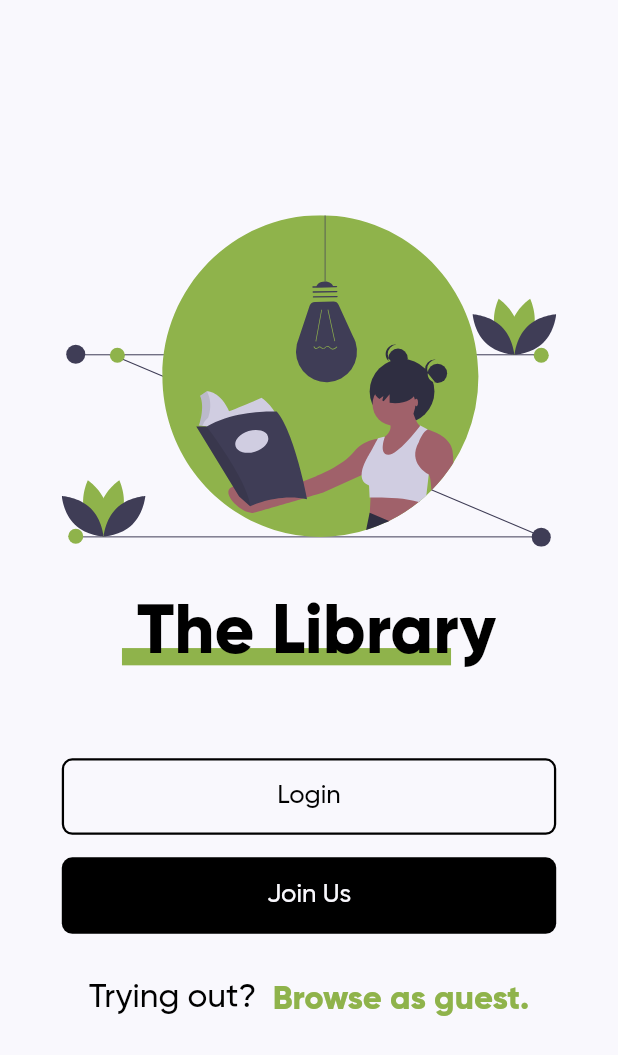
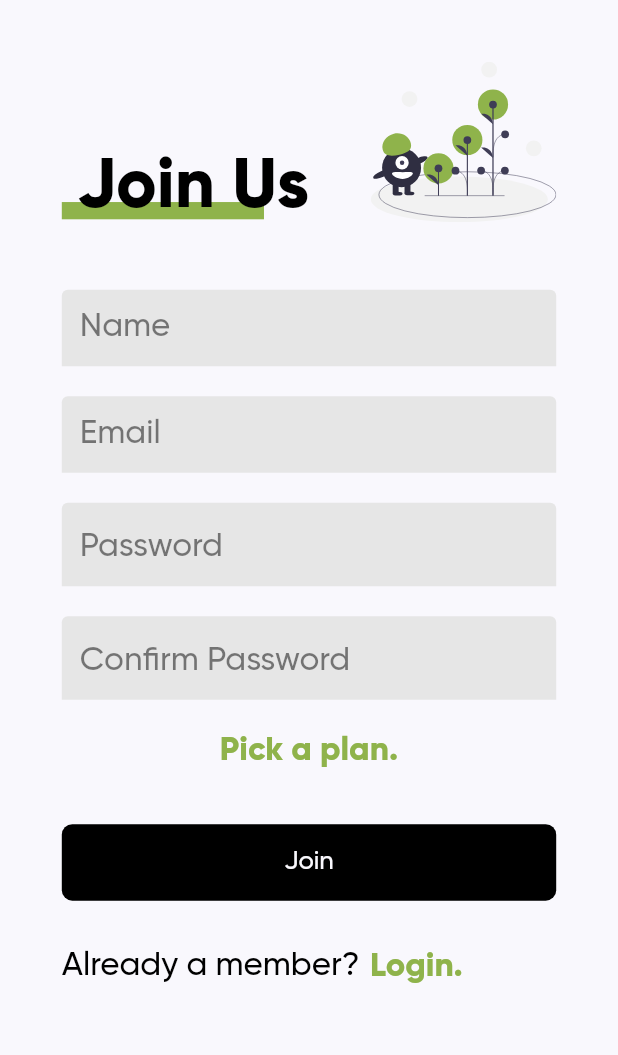
Before and after one commit to iamprayush/Lib-App, a Flutter app: the screen it shows after launch, after a tap on "Join Us", on a phone screen of 412 x 824 dp. Shown: the top 1055 px of the screen. Run offline on Flutter 3.47's test engine with Material 2 defaults, Android fonts, the phone set to English and light mode, and no system bars; our stand-ins replace flutter_svg.

Commit message:
Added join us page.

```diff
--- a/lib/main.dart
+++ b/lib/main.dart
@@ -1,4 +1,5 @@
 import 'package:flutter/material.dart';
+import 'package:libapp/screens/joinus_screen.dart';
 import 'package:libapp/screens/landing_screen.dart';
 import 'package:libapp/screens/login_screen.dart';
 
@@ -26,6 +27,7 @@ class MyApp extends StatelessWidget {
       routes: {
         '/': (context) => LandingScreen(),
         '/login': (context) => LoginScreen(),
+        '/joinus': (context) => JoinUsScreen(),
       },
     );
   }
--- /dev/null
+++ b/lib/screens/joinus_screen.dart
@@ -0,0 +1,124 @@
+import 'package:flutter/material.dart';
+import 'package:flutter_svg/svg.dart';
+import 'package:libapp/components/custom_text_field.dart';
+import 'package:libapp/components/highlighted_text.dart';
+import 'package:libapp/components/rounded_button.dart';
+import 'package:libapp/constants.dart';
+
+class JoinUsScreen extends StatelessWidget {
+  @override
+  Widget build(BuildContext context) {
+    Size screenSize = MediaQuery.of(context).size;
+    return Scaffold(
+      body: SingleChildScrollView(
+        child: Padding(
+          padding: EdgeInsets.symmetric(
+            horizontal: screenSize.width * 0.1,
+            vertical: screenSize.height * 0.05,
+          ),
+          child: Column(
+            mainAxisAlignment: MainAxisAlignment.center,
+            children: <Widget>[
+              Row(
+                mainAxisAlignment: MainAxisAlignment.spaceBetween,
+                crossAxisAlignment: CrossAxisAlignment.end,
+                children: <Widget>[
+                  HighlightedTitle(
+                    content: 'Join Us',
+                  ),
+                  SvgPicture.asset(
+                    'assets/images/joinus_image.svg',
+                    width: screenSize.width * 0.3,
+                  ),
+                ],
+              ),
+              SizedBox(height: 45.0),
+              CustomTextFeild(
+                hintText: 'Name',
+                onChanged: (newValue) {},
+              ),
+              SizedBox(height: 20.0),
+              CustomTextFeild(
+                hintText: 'Email',
+                onChanged: (newValue) {},
+                kbType: TextInputType.emailAddress,
+              ),
+              SizedBox(height: 20.0),
+              CustomTextFeild(
+                hintText: 'Password',
+                onChanged: (newValue) {},
+                isPass: true,
+              ),
+              SizedBox(height: 20.0),
+              CustomTextFeild(
+                hintText: 'Confirm Password',
+                onChanged: (newValue) {},
+                isPass: true,
+              ),
+              SizedBox(height: 20.0),
+              InkWell(
+                onTap: () {
+                  showModalBottomSheet(
+                    context: context,
+                    clipBehavior: Clip.antiAlias,
+                    shape: RoundedRectangleBorder(
+                      borderRadius: BorderRadius.only(
+                        topLeft: Radius.circular(7.0),
+                        topRight: Radius.circular(7.0),
+                      ),
+                    ),
+                    isScrollControlled: true,
+                    builder: (BuildContext context) {
+                      return AnimatedPadding(
+                        padding: MediaQuery.of(context).viewInsets,
+                        duration: const Duration(milliseconds: 100),
+                        curve: Curves.decelerate,
+                        child: Container(
+                          height: 500.0,
+                        ),
+                      );
+                    },
+                  );
+                },
+                splashColor: Colors.transparent,
+                highlightColor: Colors.transparent,
+                child: Text(
+                  'Pick a plan.',
+                  style: kBoldTextStyle,
+                ),
+              ),
+              SizedBox(height: 35.0),
+              RoundedButton(
+                content: 'Join',
+                color: kTextColor,
+                onPressed: () {},
+              ),
+              SizedBox(height: 30.0),
+              Row(
+                mainAxisAlignment: MainAxisAlignment.start,
+                children: [
+                  Text(
+                    'Already a member?',
+                    style: kNormalTextStyle,
+                  ),
+                  SizedBox(width: 7.0),
+                  InkWell(
+                    onTap: () {
+                      Navigator.pushReplacementNamed(context, '/login');
+                    },
+                    splashColor: Colors.transparent,
+                    highlightColor: Colors.transparent,
+                    child: Text(
+                      'Login.',
+                      style: kBoldTextStyle,
+                    ),
+                  ),
+                ],
+              ),
+            ],
+          ),
+        ),
+      ),
+    );
+  }
+}
--- a/lib/screens/landing_screen.dart
+++ b/lib/screens/landing_screen.dart
@@ -34,7 +34,9 @@ class LandingScreen extends StatelessWidget {
               RoundedButton(
                 content: 'Join Us',
                 color: kTextColor,
-                onPressed: () {},
+                onPressed: () {
+                  Navigator.pushNamed(context, '/joinus');
+                },
               ),
               SizedBox(height: 30.0),
               Row(
--- a/lib/screens/login_screen.dart
+++ b/lib/screens/login_screen.dart
@@ -97,7 +97,9 @@ class LoginScreen extends StatelessWidget {
                   ),
                   SizedBox(width: 7.0),
                   InkWell(
-                    onTap: () {},
+                    onTap: () {
+                      Navigator.pushReplacementNamed(context, '/joinus');
+                    },
                     splashColor: Colors.transparent,
                     highlightColor: Colors.transparent,
                     child: Text(
@@ -144,7 +146,7 @@ class _ForgotPasswordModalState extends State<ForgotPasswordModal> {
               style: kSmallTextStyle,
             ),
             CustomTextFeild(
-              hintText: 'EMAIL',
+              hintText: 'Email',
               onChanged: (value) {},
               kbType: TextInputType.emailAddress,
             ),
```
Also changed, not shown: assets/images/joinus_image.svg (added).
